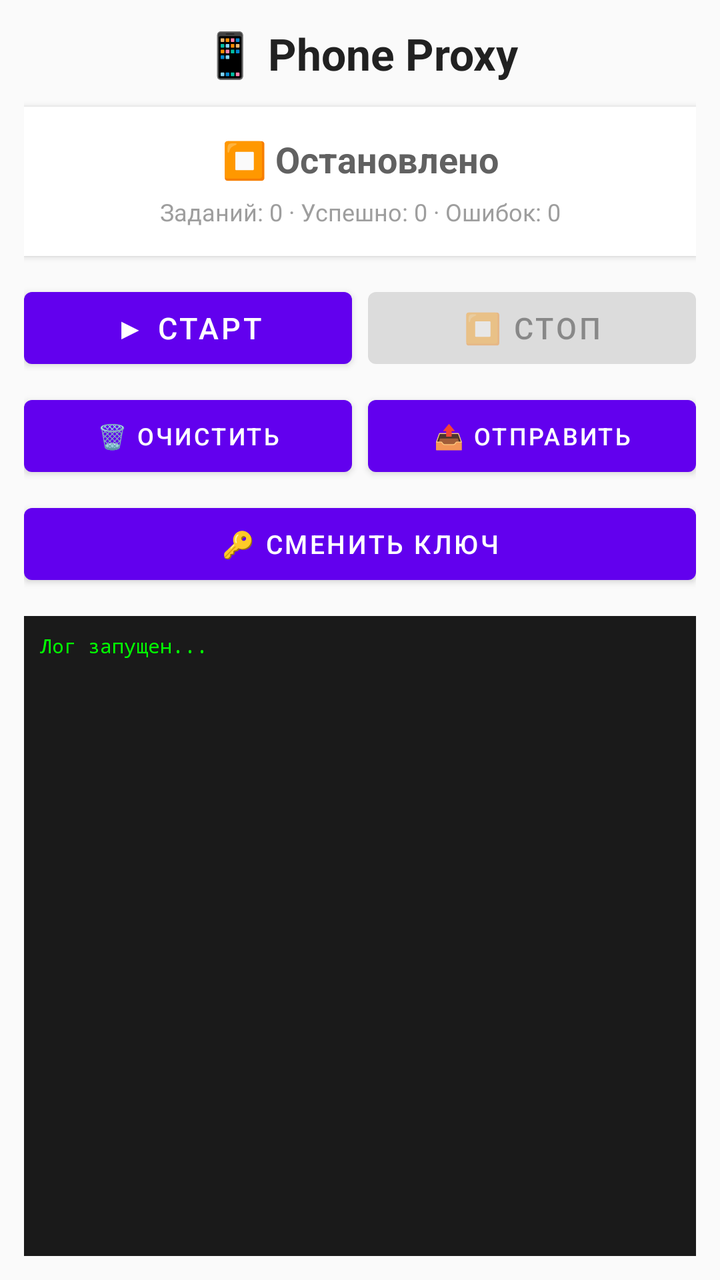
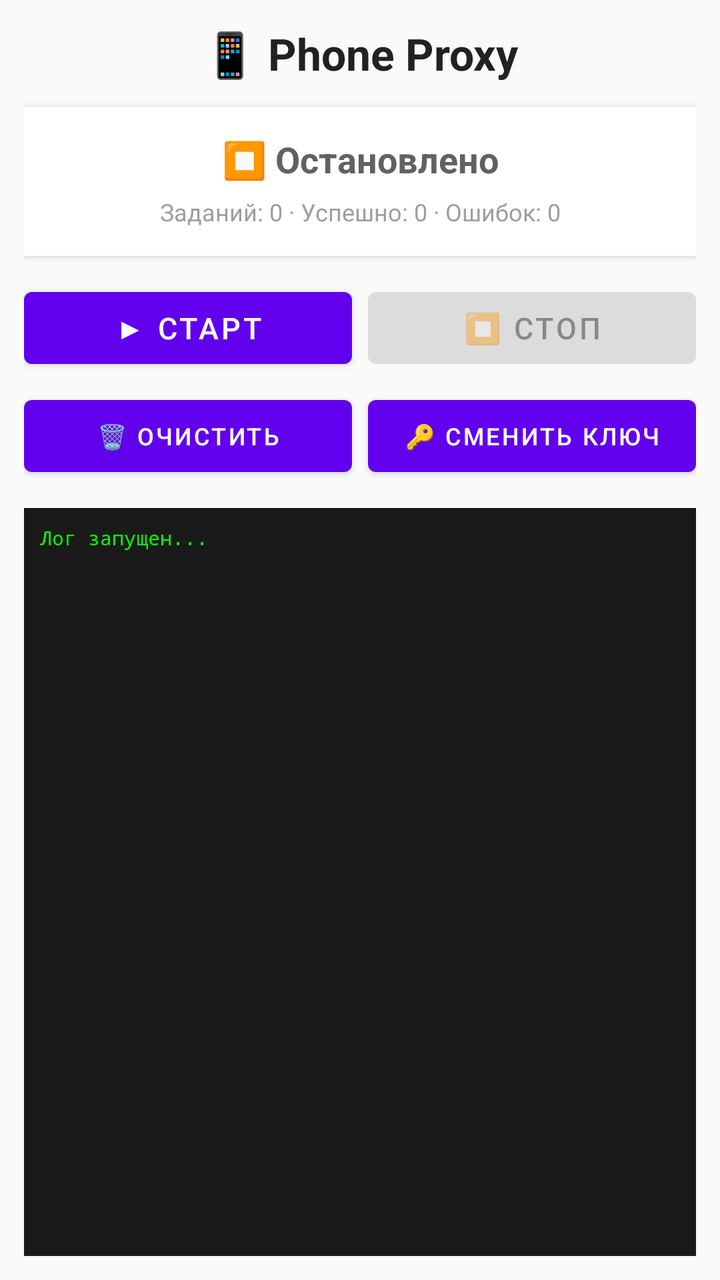

An Android layout rendered at two revisions. The XML below is the earlier revision; the diff shows what the commit changed to produce the second picture.
<!-- AndroidManifest.xml: fallback theme Theme.MaterialComponents.DayNight.NoActionBar -->
<!-- res/layout/main.xml -->
<?xml version="1.0" encoding="utf-8"?>
<LinearLayout xmlns:android="http://schemas.android.com/apk/res/android"
    android:layout_width="match_parent"
    android:layout_height="match_parent"
    android:orientation="vertical"
    android:padding="12dp"
    android:background="#FAFAFA">

    
    <TextView
        android:layout_width="match_parent"
        android:layout_height="wrap_content"
        android:text="📱 Phone Proxy"
        android:textSize="22sp"
        android:textStyle="bold"
        android:textColor="#212121"
        android:gravity="center"
        android:layout_marginBottom="12dp" />

    
    <LinearLayout
        android:layout_width="match_parent"
        android:layout_height="wrap_content"
        android:orientation="vertical"
        android:padding="14dp"
        android:background="#FFFFFF"
        android:elevation="2dp">

        <TextView
            android:id="@+id/statusText"
            android:layout_width="match_parent"
            android:layout_height="wrap_content"
            android:text="⏹ Остановлено"
            android:textSize="18sp"
            android:textStyle="bold"
            android:textColor="#616161"
            android:gravity="center" />

        <TextView
            android:id="@+id/statsText"
            android:layout_width="match_parent"
            android:layout_height="wrap_content"
            android:text="Заданий: 0 · Успешно: 0 · Ошибок: 0"
            android:textSize="12sp"
            android:textColor="#9E9E9E"
            android:gravity="center"
            android:layout_marginTop="6dp" />

    </LinearLayout>

    
    <LinearLayout
        android:layout_width="match_parent"
        android:layout_height="wrap_content"
        android:orientation="horizontal"
        android:layout_marginTop="12dp">

        <Button
            android:id="@+id/startButton"
            android:layout_width="0dp"
            android:layout_height="wrap_content"
            android:layout_weight="1"
            android:text="▶ Старт"
            android:textSize="15sp"
            android:layout_marginEnd="4dp" />

        <Button
            android:id="@+id/stopButton"
            android:layout_width="0dp"
            android:layout_height="wrap_content"
            android:layout_weight="1"
            android:text="⏹ Стоп"
            android:textSize="15sp"
            android:enabled="false"
            android:layout_marginStart="4dp" />

    </LinearLayout>

    
    <LinearLayout
        android:layout_width="match_parent"
        android:layout_height="wrap_content"
        android:orientation="horizontal"
        android:layout_marginTop="6dp">

        <Button
            android:id="@+id/clearLogButton"
            android:layout_width="0dp"
            android:layout_height="wrap_content"
            android:layout_weight="1"
            android:text="🗑 Очистить"
            android:textSize="12sp"
            android:layout_marginEnd="4dp" />

        <Button
            android:id="@+id/shareLogButton"
            android:layout_width="0dp"
            android:layout_height="wrap_content"
            android:layout_weight="1"
            android:text="📤 Отправить"
            android:textSize="12sp"
            android:layout_marginStart="4dp" />

    </LinearLayout>

    
    <Button
        android:id="@+id/changeKeyButton"
        android:layout_width="match_parent"
        android:layout_height="wrap_content"
        android:text="🔑 Сменить ключ"
        android:textSize="13sp"
        android:layout_marginTop="6dp" />

    
    <ScrollView
        android:id="@+id/logScrollView"
        android:layout_width="match_parent"
        android:layout_height="0dp"
        android:layout_weight="1"
        android:layout_marginTop="12dp"
        android:background="#1A1A1A"
        android:padding="8dp">

        <TextView
            android:id="@+id/logText"
            android:layout_width="match_parent"
            android:layout_height="wrap_content"
            android:text="Лог запущен...\n"
            android:textColor="#00FF00"
            android:textSize="10sp"
            android:fontFamily="monospace" />

    </ScrollView>

</LinearLayout>
<!-- resources referenced by this layout -->
<resources>

</resources>

<!-- the commit's change to res/layout/main.xml (unified diff, before → after) -->
@@ -93,24 +93,15 @@
             android:layout_marginEnd="4dp" />
 
         <Button
-            android:id="@+id/shareLogButton"
+            android:id="@+id/changeKeyButton"
             android:layout_width="0dp"
             android:layout_height="wrap_content"
             android:layout_weight="1"
-            android:text="📤 Отправить"
+            android:text="🔑 Сменить ключ"
             android:textSize="12sp"
             android:layout_marginStart="4dp" />
 
     </LinearLayout>
-
-    
-    <Button
-        android:id="@+id/changeKeyButton"
-        android:layout_width="match_parent"
-        android:layout_height="wrap_content"
-        android:text="🔑 Сменить ключ"
-        android:textSize="13sp"
-        android:layout_marginTop="6dp" />
 
     
     <ScrollView
